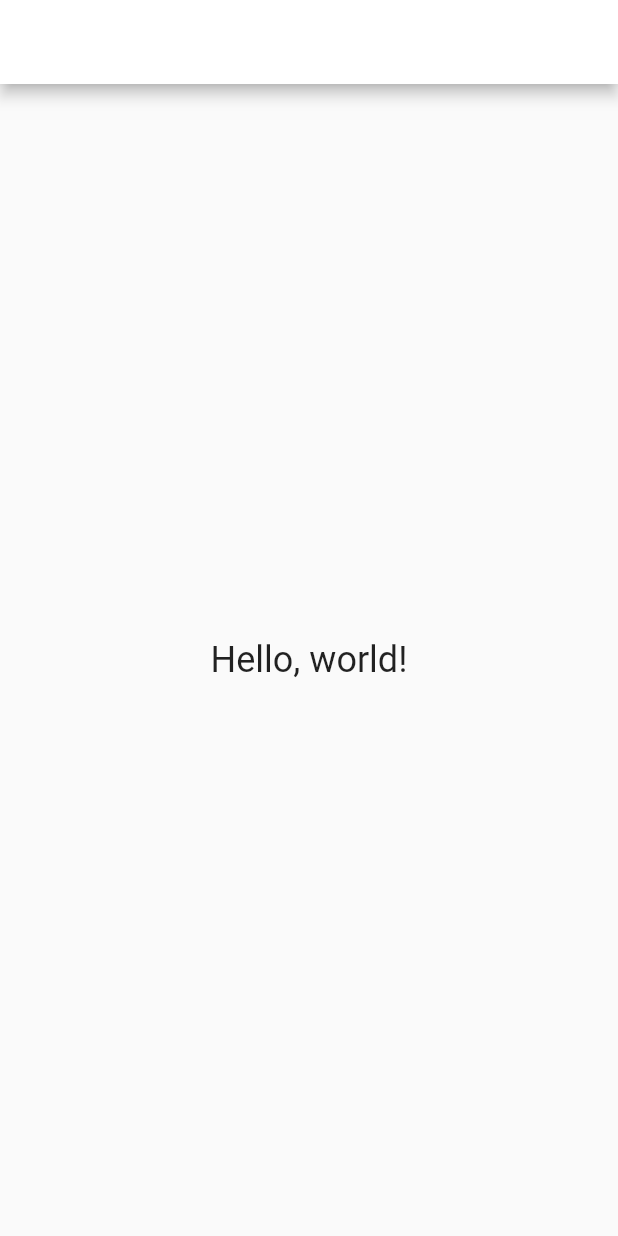
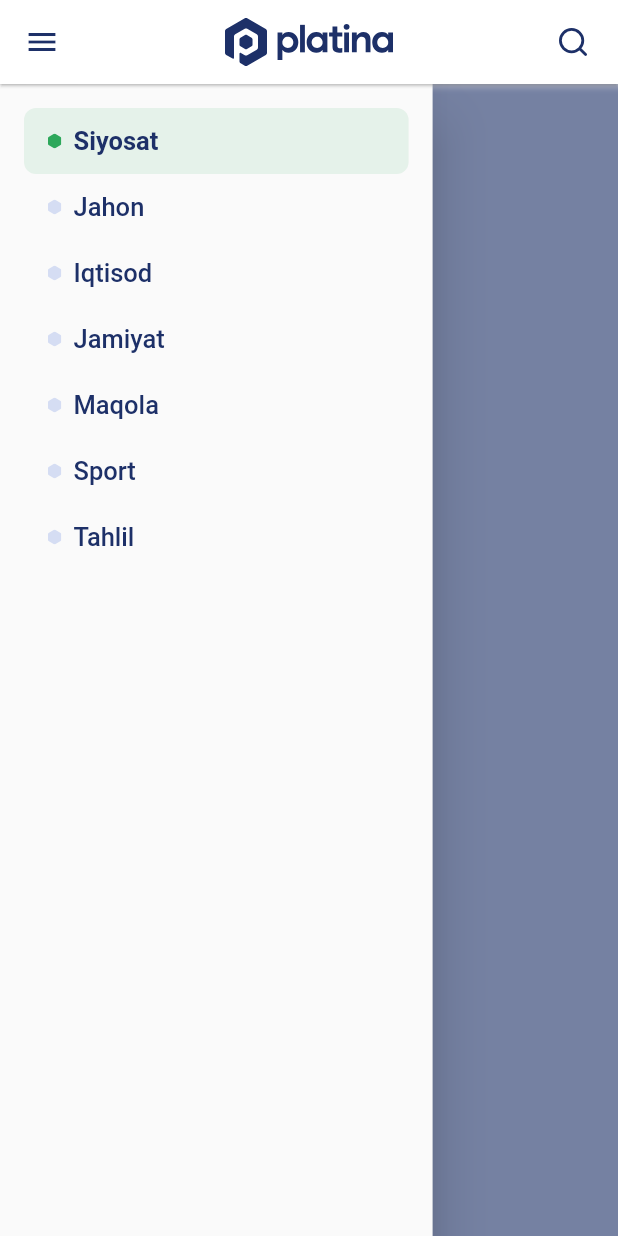
Before and after one commit to Sanjarbek17/task_platina_mobile, a Flutter app: the screen it shows after launch, with the side drawer open (before the commit the screen has no drawer), on a phone screen of 412 x 824 dp. Run offline on Flutter 3.47's test engine with Material 2 defaults, Android fonts, the phone set to English and light mode, and no system bars; our stand-ins replace flutter_svg; Roboto replaces fonts that are missing (SF Pro Display).

Commit message:
drawer category is done

```diff
--- /dev/null
+++ b/lib/constants/color_constants.dart
@@ -0,0 +1,23 @@
+import 'package:flutter/material.dart';
+
+const Color blue = Color(0xFF1D3068);
+
+const Color iqtisod = Color(0xFFA940FF);
+const Color iqtisod10 = Color(0x1AA940FF);
+
+const Color jahon = Color(0xFF003096);
+const Color jahon10 = Color(0x1A003096);
+
+const Color jamiyat = Color(0xFFFF7D25);
+const Color jamiyat10 = Color(0x1AFF7D25);
+
+const Color maqola = Color(0xFF018AD8);
+const Color maqola10 = Color(0x1A018AD8);
+const Color siyosat = Color(0xFF2DA85B);
+const Color siyosat10 = Color(0x1A2DA85B);
+
+const Color sport = Color(0xFFE50029);
+const Color sport10 = Color(0x1AE50029);
+
+const Color tahlil = Color(0xFF00AEAD);
+const Color tahlil10 = Color(0x1A00AEAD);
--- /dev/null
+++ b/lib/constants/drawer_constant.dart
@@ -0,0 +1,39 @@
+import 'color_constants.dart';
+
+List<Map<String, dynamic>> category = [
+  {
+    'text': 'Siyosat',
+    'color': siyosat,
+    'color2': siyosat10,
+  },
+  {
+    'text': 'Jahon',
+    'color': jahon,
+    'color2': jahon10,
+  },
+  {
+    'text': 'Iqtisod',
+    'color': iqtisod,
+    'color2': iqtisod10,
+  },
+  {
+    'text': 'Jamiyat',
+    'color': jamiyat,
+    'color2': jamiyat10,
+  },
+  {
+    'text': 'Maqola',
+    'color': maqola,
+    'color2': maqola10,
+  },
+  {
+    'text': 'Sport',
+    'color': sport,
+    'color2': sport10,
+  },
+  {
+    'text': 'Tahlil',
+    'color': tahlil,
+    'color2': tahlil10,
+  },
+];
--- a/lib/main.dart
+++ b/lib/main.dart
@@ -12,6 +12,7 @@ class MyApp extends StatelessWidget {
   Widget build(BuildContext context) {
     return MaterialApp(
       title: 'Flutter Demo',
+      debugShowCheckedModeBanner: false,
       theme: ThemeData(
         appBarTheme: const AppBarTheme(backgroundColor: Colors.white),
         primarySwatch: const MaterialColor(
@@ -30,7 +31,7 @@ class MyApp extends StatelessWidget {
           },
         ),
       ),
-      home: const MyHomePage(),
+      home: MyHomePage(),
     );
   }
 }
--- a/lib/pages/home_page.dart
+++ b/lib/pages/home_page.dart
@@ -1,20 +1,55 @@
+import 'dart:ui';
+
 import 'package:flutter/material.dart';
+import 'package:flutter_svg/svg.dart';
+
+import '../widgets/open_drawer.dart';
 
 class MyHomePage extends StatelessWidget {
-  const MyHomePage({super.key});
+  MyHomePage({super.key});
 
+  final GlobalKey<ScaffoldState> _key = GlobalKey();
   @override
   Widget build(BuildContext context) {
     return Scaffold(
       appBar: AppBar(
-        title: const Text('Flutter Demo Home Page'),
+        leading: IconButton(icon: const Icon(Icons.menu), onPressed: toggleDrawer),
+        title: SvgPicture.asset('assets/images/platina horizontal.svg'),
+        elevation: 0.8,
+        centerTitle: true,
+        iconTheme: const IconThemeData(color: Color(0xFF1D3068)),
+        actions: [SvgPicture.asset('assets/images/search_icon.svg')],
       ),
-      body: const Center(
-        child: Text(
-          'Hello, world!',
-          style: TextStyle(fontSize: 24),
+      body: Scaffold(
+        key: _key,
+        drawerScrimColor: Color.fromARGB((255 * 0.6).toInt(), 29, 48, 104),
+        drawer: BackdropFilter(
+          filter: ImageFilter.blur(sigmaX: 3, sigmaY: 3),
+          child: Drawer(
+            width: MediaQuery.of(context).size.width * 0.7,
+            child: const DrawerChild(),
+          ),
+        ),
+        body: const Column(
+          children: [
+            Center(
+              child: Text(
+                'Hello, world!',
+                style: TextStyle(fontSize: 24),
+              ),
+            ),
+          ],
         ),
       ),
     );
   }
+
+  void toggleDrawer() {
+    // open and close the drawer
+    if (!_key.currentState!.isDrawerOpen) {
+      _key.currentState!.openDrawer();
+    } else {
+      Navigator.of(_key.currentContext!).pop();
+    }
+  }
 }
--- /dev/null
+++ b/lib/widgets/category_builder.dart
@@ -0,0 +1,38 @@
+import 'package:flutter/material.dart';
+
+import '../constants/drawer_constant.dart';
+import 'category_text.dart';
+
+class CategoryBuilder extends StatefulWidget {
+  const CategoryBuilder({
+    super.key,
+  });
+
+  @override
+  State<CategoryBuilder> createState() => _CategoryBuilderState();
+}
+
+class _CategoryBuilderState extends State<CategoryBuilder> {
+  int selectedIndex = 0;
+
+  @override
+  Widget build(BuildContext context) {
+    return ListView.builder(
+      shrinkWrap: true,
+      itemCount: category.length,
+      itemBuilder: (context, index) {
+        return CategoryText(
+          text: category[index]['text'],
+          color: category[index]['color'],
+          color2: category[index]['color2'],
+          isSelected: index == selectedIndex,
+          onPressed: () {
+            setState(() {
+              selectedIndex = index;
+            });
+          },
+        );
+      },
+    );
+  }
+}
--- /dev/null
+++ b/lib/widgets/category_text.dart
@@ -0,0 +1,52 @@
+import 'package:flutter/material.dart';
+import 'package:flutter_svg/flutter_svg.dart';
+import 'package:task_platina_mobile/constants/color_constants.dart';
+
+class CategoryText extends StatelessWidget {
+  final String text;
+  final Color color;
+  final Color color2;
+  final bool isSelected;
+  final VoidCallback? onPressed;
+
+  const CategoryText({
+    super.key,
+    required this.text,
+    required this.color,
+    required this.color2,
+    required this.isSelected,
+    this.onPressed,
+  });
+
+  @override
+  Widget build(BuildContext context) {
+    return InkWell(
+      onTap: onPressed,
+      child: Container(
+        padding: const EdgeInsets.symmetric(horizontal: 16, vertical: 12),
+        decoration: ShapeDecoration(
+          color: isSelected ? color2 : Colors.transparent,
+          shape: RoundedRectangleBorder(borderRadius: BorderRadius.circular(8)),
+        ),
+        child: Row(
+          children: [
+            SvgPicture.asset(
+              'assets/images/bullet_icon.svg',
+              color: isSelected ? color : null,
+            ),
+            const SizedBox(width: 8),
+            Text(
+              text,
+              style: TextStyle(
+                color: blue,
+                fontSize: 17,
+                fontFamily: 'SF Pro Display',
+                fontWeight: isSelected ? FontWeight.w700 : FontWeight.w500,
+              ),
+            ),
+          ],
+        ),
+      ),
+    );
+  }
+}
--- /dev/null
+++ b/lib/widgets/open_drawer.dart
@@ -0,0 +1,24 @@
+import 'package:flutter/material.dart';
+
+import 'category_builder.dart';
+
+class DrawerChild extends StatefulWidget {
+  const DrawerChild({
+    super.key,
+  });
+
+  @override
+  State<DrawerChild> createState() => _DrawerChildState();
+}
+
+class _DrawerChildState extends State<DrawerChild> {
+  @override
+  Widget build(BuildContext context) {
+    return const Padding(
+      padding: EdgeInsets.all(16.0),
+      child: Column(
+        children: [CategoryBuilder()],
+      ),
+    );
+  }
+}
--- a/pubspec.yaml
+++ b/pubspec.yaml
@@ -35,6 +35,7 @@ dependencies:
   # The following adds the Cupertino Icons font to your application.
   # Use with the CupertinoIcons class for iOS style icons.
   cupertino_icons: ^1.0.2
+  flutter_svg: ^2.0.7
 
 dev_dependencies:
   flutter_test:
@@ -59,8 +60,8 @@ flutter:
   uses-material-design: true
 
   # To add assets to your application, add an assets section, like this:
-  # assets:
-  #   - images/a_dot_burr.jpeg
+  assets:
+    - assets/images/
   #   - images/a_dot_ham.jpeg
 
   # An image asset can refer to one or more resolution-specific "variants", see
```
Also changed, not shown: assets/images/bullet_icon.svg (added), assets/images/bullet_yellow.svg (added), assets/images/platina horizontal.svg (added), assets/images/search_icon.svg (added), pubspec.lock.
